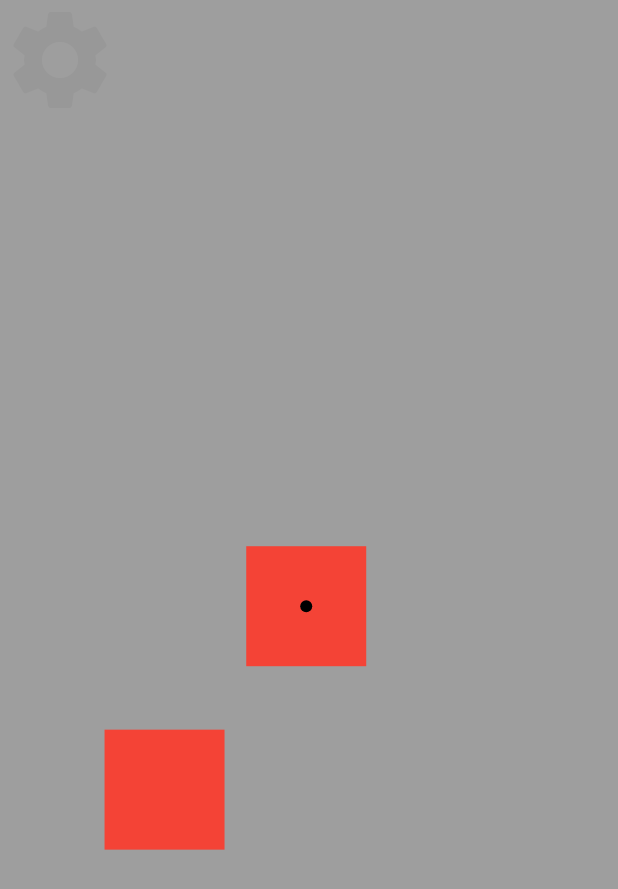
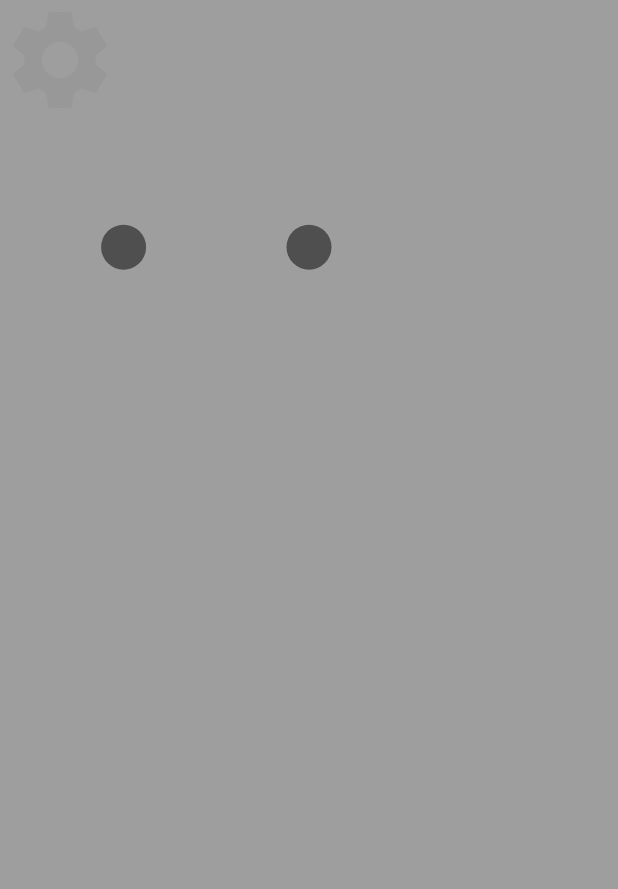
Before and after one commit to rhornig/parrot-trainer, a Flutter app: the screen it shows after launch, on a phone screen of 412 x 824 dp. Shown: the top 889 px of the screen. Run offline on Flutter 3.47's test engine with Material 2 defaults, Android fonts, the light colour scheme and no system bars; missing offline and left inert: soundpool, soundpool_web; statements that could not run were skipped.

Commit message:
config screen

```diff
--- a/lib/main.dart
+++ b/lib/main.dart
@@ -58,29 +58,6 @@ class _ParrotTrainerAppState extends State<ParrotTrainerApp> {
   }
 }
 
-class SettingsWidget extends StatelessWidget {
-  final AppState settings;
-
-  const SettingsWidget(this.settings, {Key? key}) : super(key: key);
-
-  @override
-  Widget build(BuildContext context) {
-    return Center(
-      child: ConstrainedBox(
-        constraints: BoxConstraints.loose(Size(double.infinity, 60)),
-        child: Slider(
-          value: settings.targetSize,
-          min: 20,
-          max: 320,
-          divisions: 10,
-          label: settings.targetSize.round().toString(),
-          onChanged: (double value) => settings.targetSize = value,
-        ),
-      ),
-    );
-  }
-}
-
 class TouchBackgroundWidget extends StatelessWidget {
   final AppState settings;
   final Color color;
@@ -118,12 +95,13 @@ class TouchForegroundWidget extends StatelessWidget {
     return Center(
       child: Stack(
         children: [
-          for (final targetConfig in settings.targets)
+          for (int i = 0; i < settings.targets.length; ++i)
             TouchTargetWidget(
-                config: targetConfig,
+                position: kSlotPositions[i],
+                config: settings.targets[i],
                 onTouch: () {
-                  playSound(targetConfig.soundNo);
-                  settings.reposition();
+                  playSound(settings.targets[i].soundIndex);
+                  settings.shuffle();
                 }),
         ],
       ),
@@ -132,10 +110,12 @@ class TouchForegroundWidget extends StatelessWidget {
 }
 
 class TouchTargetWidget extends StatelessWidget {
+  final Offset position;
   final TargetConfig config;
   final Function() onTouch;
 
   const TouchTargetWidget({
+    required this.position,
     required this.config,
     required this.onTouch,
     Key? key,
@@ -144,8 +124,8 @@ class TouchTargetWidget extends StatelessWidget {
   @override
   Widget build(BuildContext context) {
     return Positioned(
-      left: MediaQuery.of(context).size.width * config.x / 100 - config.size / 2,
-      top: MediaQuery.of(context).size.height * config.y / 100 - config.size / 2,
+      left: MediaQuery.of(context).size.width * position.dx / 100 - config.size / 2,
+      top: MediaQuery.of(context).size.height * position.dy / 100 - config.size / 2,
       child: GestureDetector(
         behavior: HitTestBehavior.opaque,
         onTapDown: (_) => onTouch(),
@@ -171,56 +151,179 @@ class TouchTargetWidget extends StatelessWidget {
   }
 }
 
+class SettingsWidget extends StatelessWidget {
+  final AppState settings;
+
+  const SettingsWidget(this.settings, {Key? key}) : super(key: key);
+
+  @override
+  Widget build(BuildContext context) {
+    return Column(
+      mainAxisSize: MainAxisSize.max,
+      mainAxisAlignment: MainAxisAlignment.spaceBetween,
+      children: [
+        Row(
+          children: [SizedBox(height: 50, width: 100)],
+        ),
+        Row(
+          mainAxisSize: MainAxisSize.max,
+          mainAxisAlignment: MainAxisAlignment.spaceBetween,
+          children: [
+            SlotSetting(settings, settings.targets[0]),
+            SlotSetting(settings, settings.targets[1]),
+            SlotSetting(settings, settings.targets[2]),
+          ],
+        ),
+        Row(
+          mainAxisSize: MainAxisSize.max,
+          mainAxisAlignment: MainAxisAlignment.spaceBetween,
+          children: [
+            SlotSetting(settings, settings.targets[3]),
+            SlotSetting(settings, settings.targets[4]),
+            SlotSetting(settings, settings.targets[5]),
+          ],
+        ),
+        Row(
+          mainAxisSize: MainAxisSize.max,
+          mainAxisAlignment: MainAxisAlignment.spaceBetween,
+          children: [
+            SlotSetting(settings, settings.targets[6]),
+            SlotSetting(settings, settings.targets[7]),
+            SlotSetting(settings, settings.targets[8]),
+          ],
+        ),
+      ],
+    );
+  }
+}
+
+class SlotSetting extends StatelessWidget {
+  final AppState settings;
+  final TargetConfig targetConfig;
+  const SlotSetting(this.settings, this.targetConfig, {Key? key}) : super(key: key);
+
+  @override
+  Widget build(BuildContext context) {
+    return Expanded(
+      child: Card(
+        color: Colors.grey.shade400,
+        child: Column(
+          children: [
+            Slider(
+              value: targetConfig.colorIndex.toDouble(),
+              min: 0,
+              max: 6,
+              divisions: 6,
+              activeColor: targetConfig.color,
+              label: "color: ${targetConfig.colorName}",
+              onChanged: (double value) {
+                targetConfig.colorIndex = value.round();
+                settings.notify();
+              },
+            ),
+            Slider(
+              value: targetConfig.size,
+              min: 0,
+              max: 125,
+              divisions: 5,
+              label: "size: ${targetConfig.size.round()}",
+              onChanged: (double value) {
+                targetConfig.size = value;
+                settings.notify();
+              },
+            ),
+            Slider(
+              value: targetConfig.cueScale,
+              min: 0,
+              max: 0.5,
+              divisions: 5,
+              label: "cue scale: ${(targetConfig.cueScale * 100).toInt()}%",
+              onChanged: (double value) {
+                targetConfig.cueScale = value;
+                settings.notify();
+              },
+            ),
+          ],
+        ),
+      ),
+    );
+  }
+}
+
 class TargetConfig {
-  double x;
-  double y;
+  static const List<Color> _colors = [
+    Colors.transparent,
+    Colors.red,
+    Colors.yellow,
+    Colors.green,
+    Colors.blue,
+    Colors.black,
+    Colors.white,
+  ];
+
+  static const List<String> _colorNames = ["transparent", "red", "yellow", "green", "blue", "black", "white"];
+
+  int soundIndex;
   double size;
-  Color color;
-  int soundNo;
-  double cueScale = 0;
-  int cueAlpha = 255;
+  int colorIndex;
+  double cueScale;
+  int cueAlpha;
+
+  Color get color => _colors[colorIndex];
+  String get colorName => _colorNames[colorIndex];
 
   TargetConfig({
-    required this.x,
-    required this.y,
-    required this.soundNo,
-    this.size = 80,
-    this.color = Colors.grey,
+    this.soundIndex = 0,
+    this.size = 0,
+    this.colorIndex = 0,
     this.cueScale = 0,
-    this.cueAlpha = 255,
+    this.cueAlpha = 128,
   });
 }
+
+const List<Offset> kSlotPositions = [
+  Offset(20, 20),
+  Offset(50, 20),
+  Offset(80, 20),
+  Offset(20, 50),
+  Offset(50, 50),
+  Offset(80, 50),
+  Offset(20, 80),
+  Offset(50, 80),
+  Offset(80, 80),
+];
 
 // settings data model
 class AppState extends ChangeNotifier {
   final Random _rng = Random();
-  final List<Color> colors = [Colors.red, Colors.yellow, Colors.green, Colors.blue.shade900];
 
   List<TargetConfig> targets = [
-    TargetConfig(x: 250, y: 250, color: Colors.red, cueScale: 0, soundNo: 0),
-    TargetConfig(x: 50, y: 50, color: Colors.red, cueScale: 0.1, soundNo: 1),
+    TargetConfig(size: 100, cueScale: 0.3, soundIndex: 1),
+    TargetConfig(size: 100, cueScale: 0.3, soundIndex: 1),
+    TargetConfig(),
+    TargetConfig(),
+    TargetConfig(),
+    TargetConfig(),
+    TargetConfig(),
+    TargetConfig(),
+    TargetConfig(),
   ];
 
-  AppState() {
-    reposition();
+  AppState() {}
+
+  void notify() {
+    notifyListeners();
   }
 
   double _targetSize = 80.0;
   double get targetSize => _targetSize;
   set targetSize(double targetSize) {
     _targetSize = targetSize;
-    reposition();
     notifyListeners();
   }
 
-  void reposition() {
-    for (var t in targets) {
-      t
-        ..x = 50 - 30 + _rng.nextDouble() * 60
-        ..y = 50 - 30 + _rng.nextDouble() * 60
-        ..size = _targetSize
-        ..color = colors[0];
-    }
+  void shuffle() {
+    targets.shuffle(_rng);
     notifyListeners();
   }
 }
```
Also changed, not shown: 1 other file.
